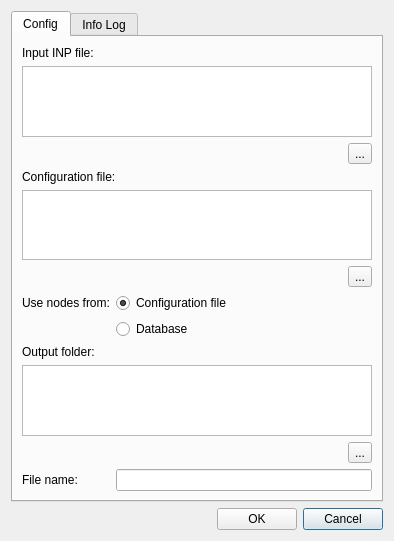
First picture: the form in core/ui/toolbars/epa/add_demand_check.ui, repository Giswater/gw_epatools_plugin, before the edit.
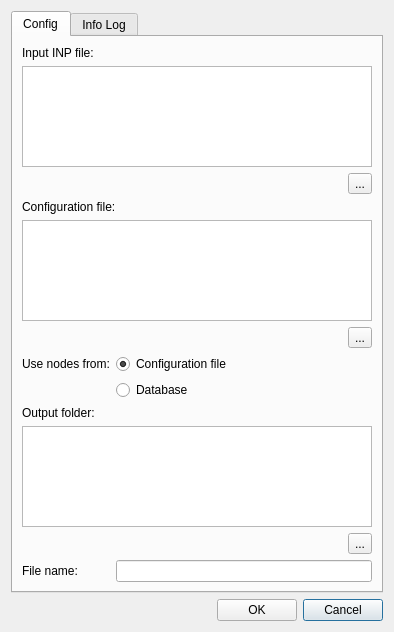
Second picture: the form after the edit.

Commit message: feat(add_demand_check): improve log messages if can't import wntr

What changed in the file:
```diff
--- a/core/ui/toolbars/epa/add_demand_check.ui
+++ b/core/ui/toolbars/epa/add_demand_check.ui
@@ -7,7 +7,7 @@
     <x>0</x>
     <y>0</y>
     <width>394</width>
-    <height>498</height>
+    <height>632</height>
    </rect>
   </property>
   <property name="windowTitle">
```
Left out of the diff: 2 changed lines with no effect on the pictures. The commit also changes 1 other file.
